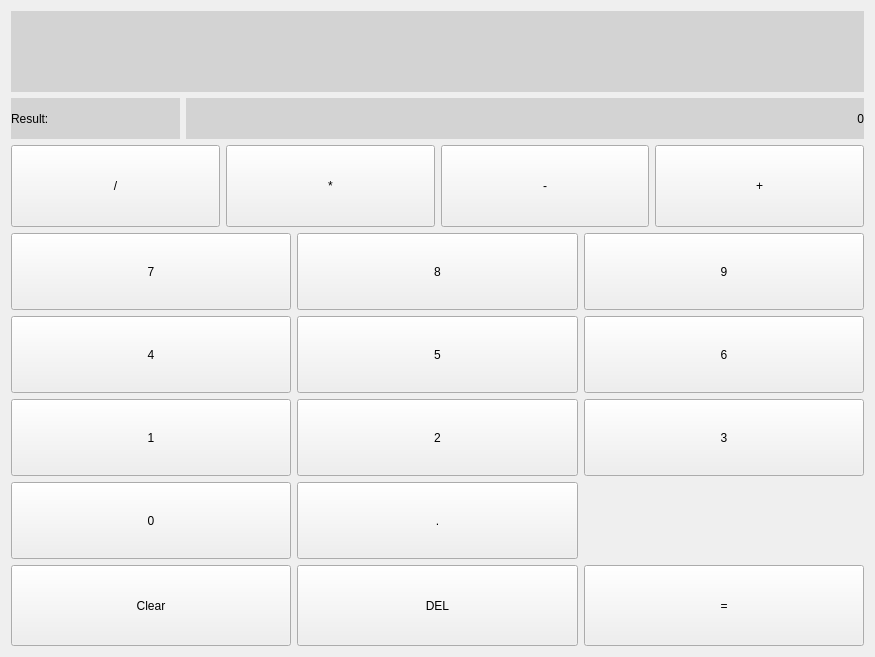
Above: calculator.ui from ITT-21SS-UR/assignment6-modellinginteraction-lm6 before the change. Below: the same form after it.
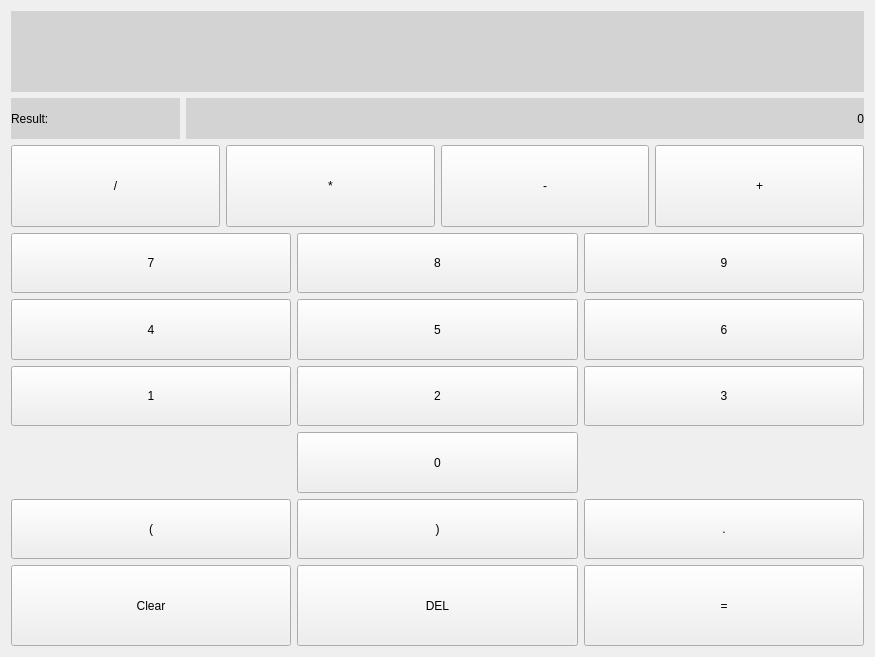
That is the form after the change.

Commit message: added bracket keys to calculator

```diff
--- a/calculator.ui
+++ b/calculator.ui
@@ -123,9 +123,9 @@
     </layout>
    </item>
    <item>
-    <layout class="QGridLayout" name="gridLayout_2">
-     <item row="5" column="2">
-      <widget class="QPushButton" name="NumButton_DecPoint">
+    <layout class="QGridLayout" name="gridLayout_2" rowstretch="0,0,0,0,0,0,0">
+     <item row="4" column="2">
+      <widget class="QPushButton" name="NumButton_2">
        <property name="sizePolicy">
         <sizepolicy hsizetype="Preferred" vsizetype="Preferred">
          <horstretch>0</horstretch>
@@ -133,12 +133,12 @@
         </sizepolicy>
        </property>
        <property name="text">
-        <string>.</string>
+        <string>2</string>
        </property>
       </widget>
      </item>
-     <item row="3" column="3">
-      <widget class="QPushButton" name="NumButton_6">
+     <item row="1" column="1">
+      <widget class="QPushButton" name="NumButton_7">
        <property name="sizePolicy">
         <sizepolicy hsizetype="Preferred" vsizetype="Preferred">
          <horstretch>0</horstretch>
@@ -146,7 +146,7 @@
         </sizepolicy>
        </property>
        <property name="text">
-        <string>6</string>
+        <string>7</string>
        </property>
       </widget>
      </item>
@@ -176,6 +176,19 @@
        </property>
       </widget>
      </item>
+     <item row="4" column="1">
+      <widget class="QPushButton" name="NumButton_1">
+       <property name="sizePolicy">
+        <sizepolicy hsizetype="Preferred" vsizetype="Preferred">
+         <horstretch>0</horstretch>
+         <verstretch>0</verstretch>
+        </sizepolicy>
+       </property>
+       <property name="text">
+        <string>1</string>
+       </property>
+      </widget>
+     </item>
      <item row="3" column="2">
       <widget class="QPushButton" name="NumButton_5">
        <property name="sizePolicy">
@@ -189,8 +202,8 @@
        </property>
       </widget>
      </item>
-     <item row="5" column="1">
-      <widget class="QPushButton" name="NumButton_0">
+     <item row="3" column="3">
+      <widget class="QPushButton" name="NumButton_6">
        <property name="sizePolicy">
         <sizepolicy hsizetype="Preferred" vsizetype="Preferred">
          <horstretch>0</horstretch>
@@ -198,7 +211,7 @@
         </sizepolicy>
        </property>
        <property name="text">
-        <string>0</string>
+        <string>6</string>
        </property>
       </widget>
      </item>
@@ -215,32 +228,6 @@
        </property>
       </widget>
      </item>
-     <item row="4" column="1">
-      <widget class="QPushButton" name="NumButton_1">
-       <property name="sizePolicy">
-        <sizepolicy hsizetype="Preferred" vsizetype="Preferred">
-         <horstretch>0</horstretch>
-         <verstretch>0</verstretch>
-        </sizepolicy>
-       </property>
-       <property name="text">
-        <string>1</string>
-       </property>
-      </widget>
-     </item>
-     <item row="4" column="2">
-      <widget class="QPushButton" name="NumButton_2">
-       <property name="sizePolicy">
-        <sizepolicy hsizetype="Preferred" vsizetype="Preferred">
-         <horstretch>0</horstretch>
-         <verstretch>0</verstretch>
-        </sizepolicy>
-       </property>
-       <property name="text">
-        <string>2</string>
-       </property>
-      </widget>
-     </item>
      <item row="4" column="3">
       <widget class="QPushButton" name="NumButton_3">
        <property name="sizePolicy">
@@ -254,8 +241,8 @@
        </property>
       </widget>
      </item>
-     <item row="1" column="1">
-      <widget class="QPushButton" name="NumButton_7">
+     <item row="6" column="1">
+      <widget class="QPushButton" name="BracketButton_Open">
        <property name="sizePolicy">
         <sizepolicy hsizetype="Preferred" vsizetype="Preferred">
          <horstretch>0</horstretch>
@@ -263,7 +250,46 @@
         </sizepolicy>
        </property>
        <property name="text">
-        <string>7</string>
+        <string>(</string>
+       </property>
+      </widget>
+     </item>
+     <item row="6" column="2">
+      <widget class="QPushButton" name="BracketButton_Close">
+       <property name="sizePolicy">
+        <sizepolicy hsizetype="Preferred" vsizetype="Preferred">
+         <horstretch>0</horstretch>
+         <verstretch>0</verstretch>
+        </sizepolicy>
+       </property>
+       <property name="text">
+        <string>)</string>
+       </property>
+      </widget>
+     </item>
+     <item row="6" column="3">
+      <widget class="QPushButton" name="NumButton_DecPoint">
+       <property name="sizePolicy">
+        <sizepolicy hsizetype="Preferred" vsizetype="Preferred">
+         <horstretch>0</horstretch>
+         <verstretch>0</verstretch>
+        </sizepolicy>
+       </property>
+       <property name="text">
+        <string>.</string>
+       </property>
+      </widget>
+     </item>
+     <item row="5" column="2">
+      <widget class="QPushButton" name="NumButton_0">
+       <property name="sizePolicy">
+        <sizepolicy hsizetype="Preferred" vsizetype="Preferred">
+         <horstretch>0</horstretch>
+         <verstretch>0</verstretch>
+        </sizepolicy>
+       </property>
+       <property name="text">
+        <string>0</string>
        </property>
       </widget>
      </item>
```
The commit also changes 2 other files.
